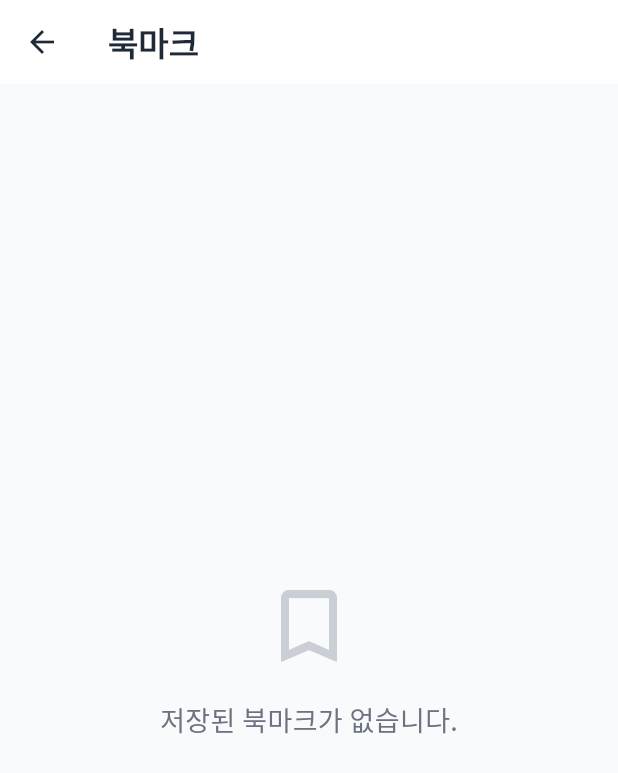
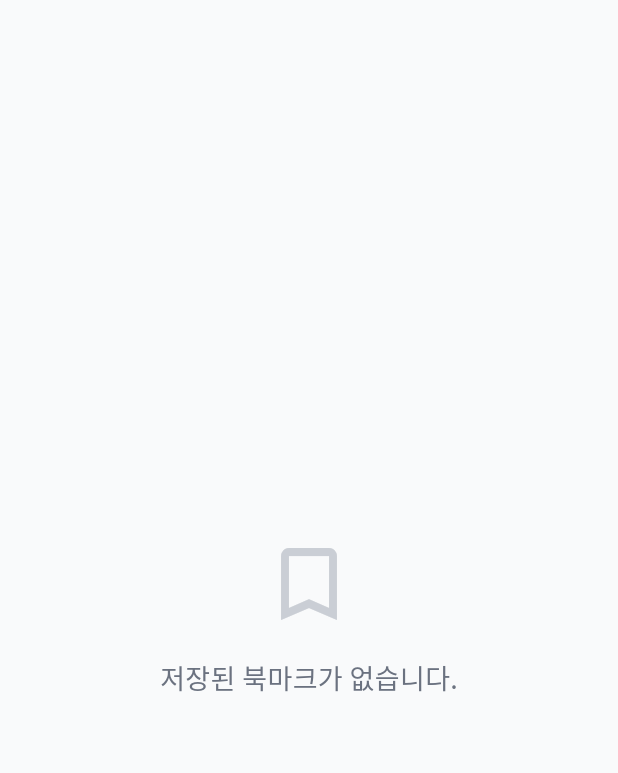
Before and after one commit to ConanShin/bible, a Flutter app: the BookmarksScreen screen opened directly, on a phone screen of 412 x 824 dp. Shown: the top 773 px of the screen. Run offline on Flutter 3.47's test engine with Material 3 defaults, Android fonts, the phone set to English and light mode, and no system bars; our stand-ins replace dio, google_fonts, logger, share_plus, shared_preferences, sqflite; accounts and stored records are empty.

Commit message:
feat: UI improve

```diff
--- a/lib/screens/bookmarks/bookmarks_screen.dart
+++ b/lib/screens/bookmarks/bookmarks_screen.dart
@@ -18,17 +18,6 @@ class BookmarksScreen extends StatelessWidget {
 
     return Scaffold(
       backgroundColor: const Color(0xFFF9FAFB), // Very light grey for background depth
-      appBar: AppBar(
-        title: const Text(
-          '북마크',
-          style: TextStyle(fontWeight: FontWeight.bold),
-        ),
-        elevation: 0,
-        scrolledUnderElevation: 2,
-        backgroundColor: Colors.white,
-        foregroundColor: AppColors.textPrimary,
-        centerTitle: false,
-      ),
       body: bookmarks.isEmpty
           ? Center(
               child: Column(
--- a/lib/screens/search/search_screen.dart
+++ b/lib/screens/search/search_screen.dart
@@ -143,9 +143,6 @@ class _SearchScreenState extends State<SearchScreen> with AutomaticKeepAliveClie
   Widget build(BuildContext context) {
     super.build(context);
     return Scaffold(
-      appBar: AppBar(
-        title: const Text('검색'),
-      ),
       body: Column(
         children: [
           Padding(
--- a/lib/screens/settings/settings_screen.dart
+++ b/lib/screens/settings/settings_screen.dart
@@ -28,7 +28,6 @@ class _SettingsScreenState extends State<SettingsScreen> {
     final preferences = userProvider.preferences;
 
     return Scaffold(
-      appBar: AppBar(title: const Text('설정'), elevation: 0),
       body: ListView(
         children: [
           _buildSectionTitle('읽기 설정'),
```
